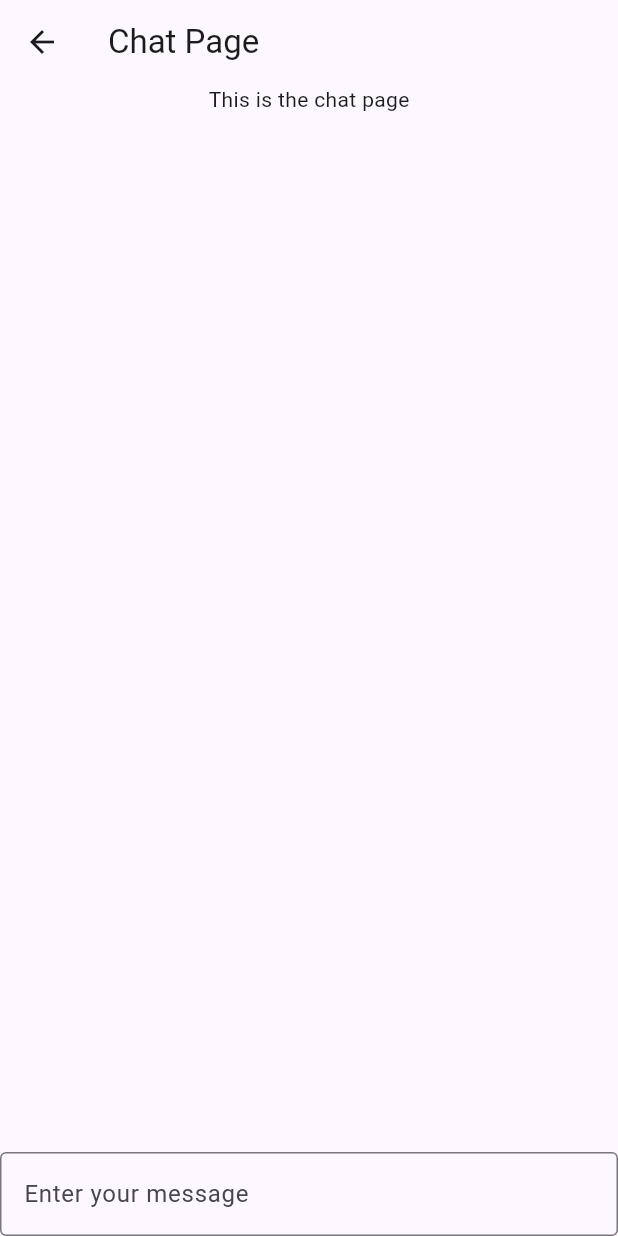
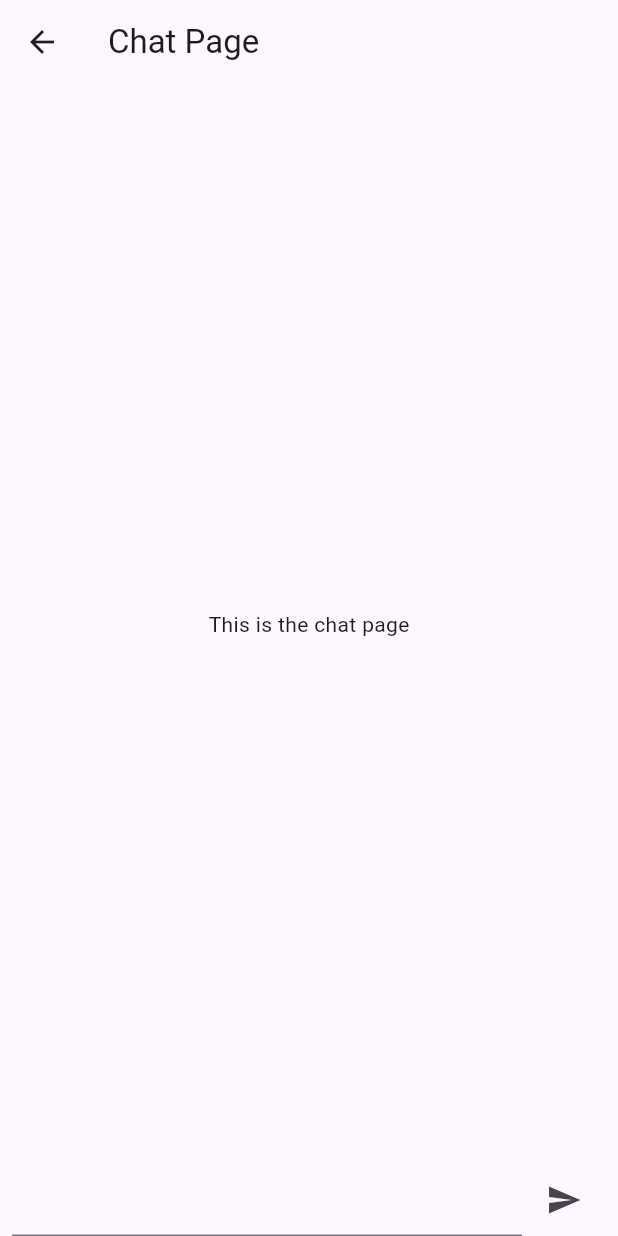
Before and after one commit to hicsail/poseidon-bot, a Flutter app: the ChatPage screen opened by its route, on a phone screen of 412 x 824 dp. Run offline on Flutter 3.47's test engine with Material 3 defaults, Android fonts, the phone set to English and light mode, and no system bars.

Commit message:
SendButton

```diff
--- a/frontend/app/lib/chatpage.dart
+++ b/frontend/app/lib/chatpage.dart
@@ -1,7 +1,12 @@
 import 'package:flutter/material.dart';
+import 'widgets/SendButton.dart';
 
 class ChatPage extends StatelessWidget {
   const ChatPage({super.key});
+
+void handleSubmitted(String text) {
+  print("$text");
+}
 
   @override
   Widget build(BuildContext context) {
@@ -9,27 +14,18 @@ class ChatPage extends StatelessWidget {
       appBar: AppBar(
         title: const Text('Chat Page'),
       ),
-      body: const Center(
-        child: Column(
-          mainAxisAlignment: MainAxisAlignment.center,
-          children: <Widget>[
-            Text(
+      body: Column(
+        mainAxisAlignment: MainAxisAlignment.spaceBetween,
+        children: <Widget>[
+          const Expanded(
+            child: Center(
+            child: Text(
               'This is the chat page',
+              ),
             ),
-            Spacer(),
-            Positioned(
-              child: Align (
-                alignment: FractionalOffset.bottomCenter,
-                child: TextField(
-                  decoration: InputDecoration(
-                    border: OutlineInputBorder(),
-                    labelText: 'Enter your message',
-                  ),
-                ),
-              )
-            )
-          ],
-        ),
+          ),
+          SendButton(onSubmitted: handleSubmitted),
+        ],
       ),
     );
   }
--- /dev/null
+++ b/frontend/app/lib/widgets/SendButton.dart
@@ -0,0 +1,46 @@
+import 'package:flutter/material.dart';
+
+class SendButton extends StatefulWidget {
+  final void Function(String) onSubmitted;
+
+  const SendButton({Key? key, required this.onSubmitted}) : super(key: key);
+
+  @override
+  State<SendButton> createState() => _SendButtonState();
+}
+
+class _SendButtonState extends State<SendButton> {
+  final TextEditingController textController = TextEditingController();
+
+  @override
+  Widget build(BuildContext context) {
+    return Container(
+      margin: const EdgeInsets.symmetric(horizontal: 8.0),
+      child: Row(
+        children: <Widget>[
+          Expanded(
+            child: TextField(
+              controller: textController,
+              onSubmitted: handleSubmitted,
+              // decoration: const InputDecoration.collapsed(
+              //   hintText: 'Message Poseidon-Bot',
+              // ),
+            ),
+          ),
+          Container(
+            margin: const EdgeInsets.symmetric(horizontal: 4.0),
+            child: IconButton(
+              icon: const Icon(Icons.send),
+              onPressed: () => handleSubmitted(textController.text),
+            ),
+          ),
+        ],
+      ),
+    );
+  }
+
+  void handleSubmitted(String text) {
+    widget.onSubmitted(text);
+    textController.clear();
+  }
+}
```
